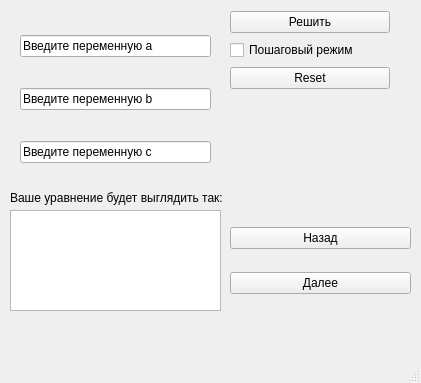
First picture: the form in discriminant.ui, repository Misantrhope/Solutio-aequationem-quadraticam, before the edit.
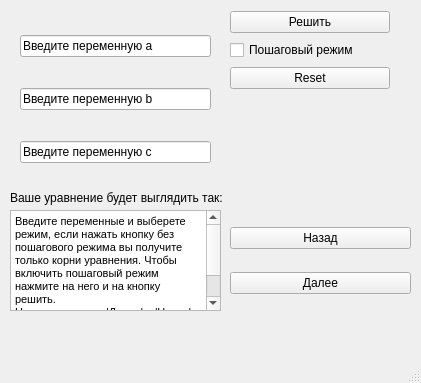
Second picture: the form after the edit.

Commit message: Хотфикс

What changed in the file:
```diff
--- a/discriminant.ui
+++ b/discriminant.ui
@@ -74,7 +74,8 @@
 &lt;html&gt;&lt;head&gt;&lt;meta name=&quot;qrichtext&quot; content=&quot;1&quot; /&gt;&lt;style type=&quot;text/css&quot;&gt;
 p, li { white-space: pre-wrap; }
 &lt;/style&gt;&lt;/head&gt;&lt;body style=&quot; font-family:'MS Shell Dlg 2'; font-size:8.25pt; font-weight:400; font-style:normal;&quot;&gt;
-&lt;p style=&quot;-qt-paragraph-type:empty; margin-top:0px; margin-bottom:0px; margin-left:0px; margin-right:0px; -qt-block-indent:0; text-indent:0px;&quot;&gt;&lt;br /&gt;&lt;/p&gt;&lt;/body&gt;&lt;/html&gt;</string>
+&lt;p style=&quot; margin-top:0px; margin-bottom:0px; margin-left:0px; margin-right:0px; -qt-block-indent:0; text-indent:0px;&quot;&gt;Введите переменные и выберете режим, если нажать кнопку без пошагового режима вы получите только корни уравнения. Чтобы включить пошаговый режим нажмите на него и на кнопку решить.&lt;/p&gt;
+&lt;p style=&quot; margin-top:0px; margin-bottom:0px; margin-left:0px; margin-right:0px; -qt-block-indent:0; text-indent:0px;&quot;&gt;Нажимать кнопки 'Далее' и 'Назад' только после включение пошагового режима. &lt;/p&gt;&lt;/body&gt;&lt;/html&gt;</string>
     </property>
    </widget>
    <widget class="QWidget" name="verticalLayoutWidget_2">
```
The commit also changes 1 other file.
